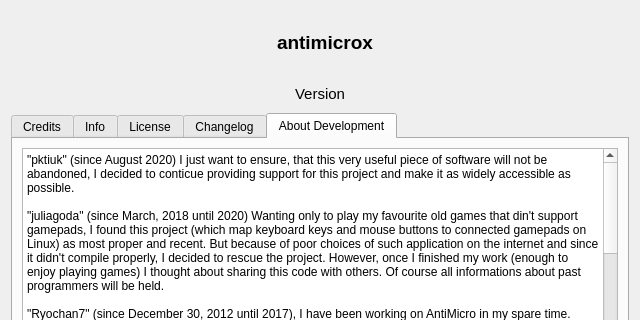
The window that src/aboutdialog.ui (AntiMicroX/antimicrox) describes before a commit, drawn with Qt 5; both pictures show x 0 to 640 and y 0 to 320 of the 640 by 480 pixel window.
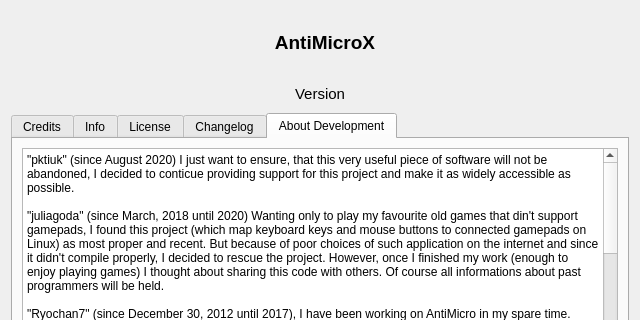
The same window after the commit. Icons and pictures are not drawn.

Commit message: refactor: rename UI occurrences to AntiMicroX

Patch:
```diff
--- a/src/aboutdialog.ui
+++ b/src/aboutdialog.ui
@@ -84,7 +84,7 @@
         </font>
        </property>
        <property name="text">
-        <string>antimicrox</string>
+        <string>AntiMicroX</string>
        </property>
        <property name="alignment">
         <set>Qt::AlignHCenter|Qt::AlignTop</set>
```
The commit also changes 21 other files.
